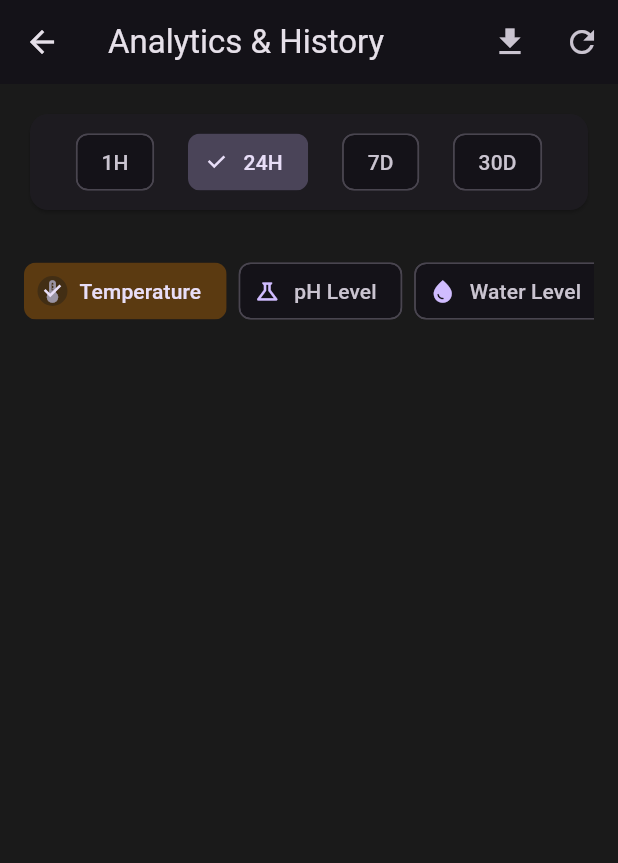
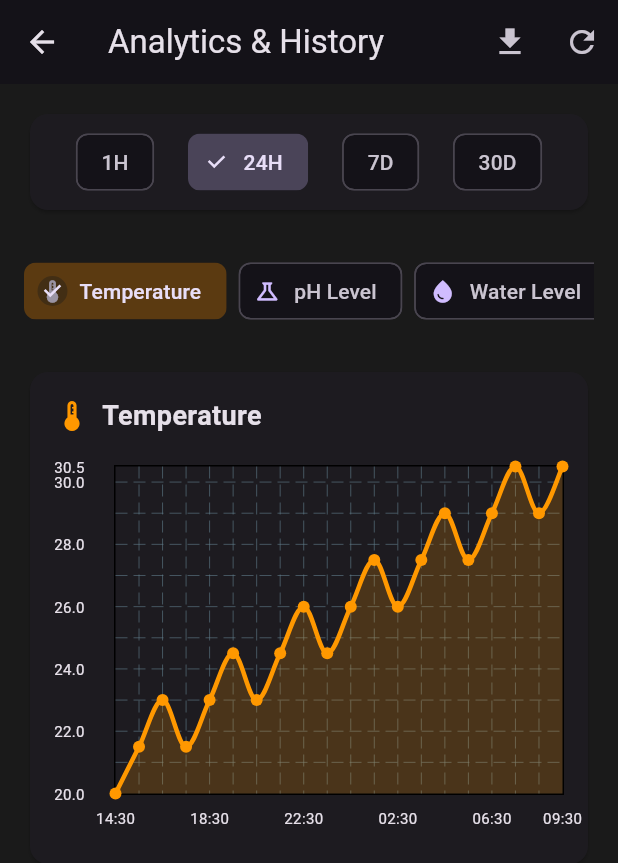
Before and after one commit to Yehia404/Smart-Hydroponic-App, a Flutter app: the AnalyticsHistoryScreen screen opened directly, on a phone screen of 412 x 824 dp. Shown: the top 863 px of the screen. Run offline on Flutter 3.47's test engine with Material 3 defaults, Android fonts, the phone set to English and light mode, and no system bars; drawn by our look-alikes of fl_chart; our stand-ins replace cloud_firestore, firebase_auth, firebase_core, sqflite; accounts and stored records are empty.

Commit message:
add interactive line chart with fl_chart

```diff
--- a/lib/view/dashboard/analytics_history_screen.dart
+++ b/lib/view/dashboard/analytics_history_screen.dart
@@ -16,7 +16,7 @@ class SensorStats {
   final double avg;
   final double min;
   final double max;
-  final double trend; // +ve for up, -ve for down
+  final double trend;
   final String unit;
 
   SensorStats({
@@ -94,19 +94,135 @@ class _AnalyticsHistoryScreenState extends State<AnalyticsHistoryScreen> {
           : ListView(
               padding: const EdgeInsets.all(16.0),
               children: [
-                //Time Range Selector ---
                 _buildTimeRangeSelector(),
-
+                const SizedBox(height: 20),
+                _buildSensorSelector(),
                 const SizedBox(height: 20),
 
-                //Sensor Selector ---
-                _buildSensorSelector(),
+                // Chart Visualization ---
+                _buildMainChart(),
 
-                const SizedBox(height: 20),
-
+                const SizedBox(height: 30),
 
               ],
             ),
+    );
+  }
+
+
+  Widget _buildMainChart() {
+    final data = _getDummyData();
+    final sensorInfo = _getSensorInfo(_selectedSensor);
+
+    if (data.isEmpty) {
+      return Card(
+        child: Container(
+          height: 300,
+          alignment: Alignment.center,
+          child: const Text('No data available'),
+        ),
+      );
+    }
+
+    final spots = data.asMap().entries.map((entry) {
+      return FlSpot(entry.key.toDouble(), entry.value.value);
+    }).toList();
+
+    return Card(
+      child: Padding(
+        padding: const EdgeInsets.all(16.0),
+        child: Column(
+          crossAxisAlignment: CrossAxisAlignment.start,
+          children: [
+            Row(
+              children: [
+                Icon(sensorInfo['icon'] as IconData, color: sensorInfo['color'] as Color),
+                const SizedBox(width: 8),
+                Text(
+                  sensorInfo['name'] as String,
+                  style: const TextStyle(fontSize: 18, fontWeight: FontWeight.bold),
+                ),
+              ],
+            ),
+            const SizedBox(height: 20),
+            SizedBox(
+              height: 250,
+              child: LineChart(
+                LineChartData(
+                  gridData: FlGridData(
+                    show: true,
+                    drawVerticalLine: true,
+                    horizontalInterval: 1,
+                    verticalInterval: 1,
+                  ),
+                  titlesData: FlTitlesData(
+                    leftTitles: AxisTitles(
+                      sideTitles: SideTitles(
+                        showTitles: true,
+                        reservedSize: 40,
+                        getTitlesWidget: (value, meta) {
+                          return Text(
+                            value.toStringAsFixed(1),
+                            style: const TextStyle(fontSize: 10),
+                          );
+                        },
+                      ),
+                    ),
+                    bottomTitles: AxisTitles(
+                      sideTitles: SideTitles(
+                        showTitles: true,
+                        reservedSize: 30,
+                        interval: (spots.length / 5).ceilToDouble(),
+                        getTitlesWidget: (value, meta) {
+                          if (value.toInt() >= data.length) return const Text('');
+                          final timestamp = data[value.toInt()].timestamp;
+                          return Padding(
+                            padding: const EdgeInsets.only(top: 8.0),
+                            child: Text(
+                              DateFormat('HH:mm').format(timestamp),
+                              style: const TextStyle(fontSize: 10),
+                            ),
+                          );
+                        },
+                      ),
+                    ),
+                    rightTitles: const AxisTitles(sideTitles: SideTitles(showTitles: false)),
+                    topTitles: const AxisTitles(sideTitles: SideTitles(showTitles: false)),
+                  ),
+                  borderData: FlBorderData(show: true),
+                  lineBarsData: [
+                    LineChartBarData(
+                      spots: spots,
+                      isCurved: true,
+                      color: sensorInfo['color'] as Color,
+                      barWidth: 3,
+                      isStrokeCapRound: true,
+                      dotData: FlDotData(show: spots.length < 50),
+                      belowBarData: BarAreaData(
+                        show: true,
+                        color: (sensorInfo['color'] as Color).withOpacity(0.2),
+                      ),
+                    ),
+                  ],
+                  lineTouchData: LineTouchData(
+                    touchTooltipData: LineTouchTooltipData(
+                      getTooltipItems: (touchedSpots) {
+                        return touchedSpots.map((spot) {
+                          final timestamp = data[spot.x.toInt()].timestamp;
+                          return LineTooltipItem(
+                            '${DateFormat('MMM d, HH:mm').format(timestamp)}\n${spot.y.toStringAsFixed(2)} ${sensorInfo['unit']}',
+                            const TextStyle(color: Colors.white),
+                          );
+                        }).toList();
+                      },
+                    ),
+                  ),
+                ),
+              ),
+            ),
+          ],
+        ),
+      ),
     );
   }
 
@@ -174,7 +290,6 @@ class _AnalyticsHistoryScreenState extends State<AnalyticsHistoryScreen> {
     );
   }
 
-  //Helpers
 
   Map<String, dynamic> _getSensorInfo(String sensor) {
     switch (sensor) {
```
